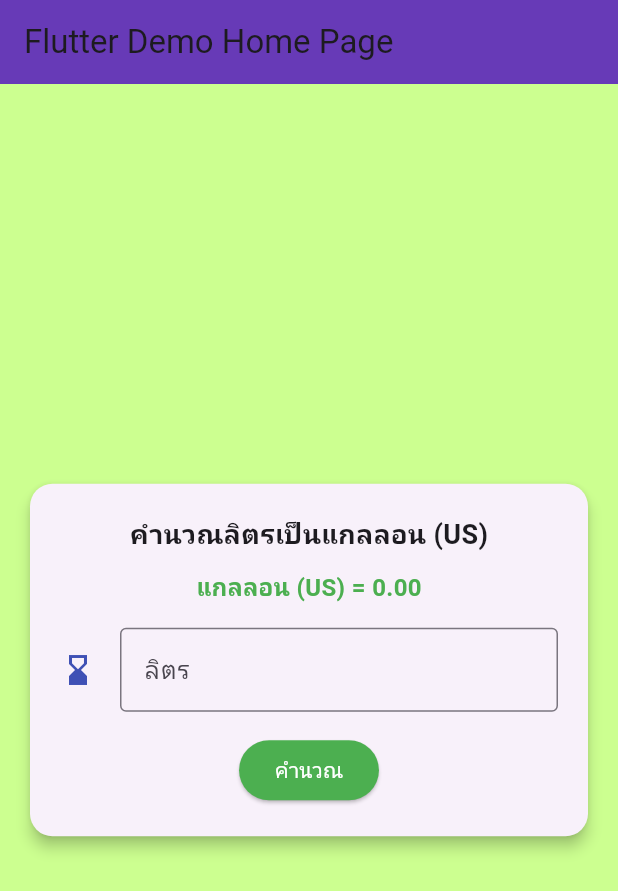
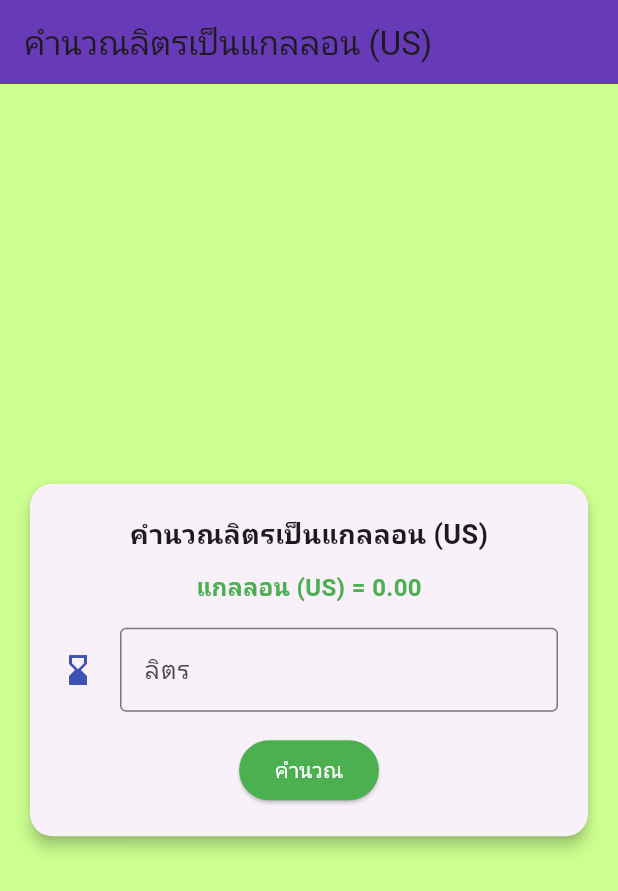
Before and after one commit to thitapadaengart/w2_15_thitapa, a Flutter app: the screen it shows after launch, on a phone screen of 412 x 824 dp. Shown: the top 891 px of the screen. Run offline on Flutter 3.47's test engine with Material 3 defaults, Android fonts, the phone set to English and light mode, and no system bars.

Commit message:
Update main.dart

```diff
--- a/lib/main.dart
+++ b/lib/main.dart
@@ -12,7 +12,7 @@ class MyApp extends StatelessWidget {
     return MaterialApp(
       title: 'Flutter Demo',
       theme: ThemeData(colorScheme: ColorScheme.fromSeed(seedColor: Colors.deepPurple)),
-      home: const MyHomePage(title: 'Flutter Demo Home Page'),
+      home: const MyHomePage(title: 'คำนวณลิตรเป็นแกลลอน (US)'),
     );
   }
 }
```
